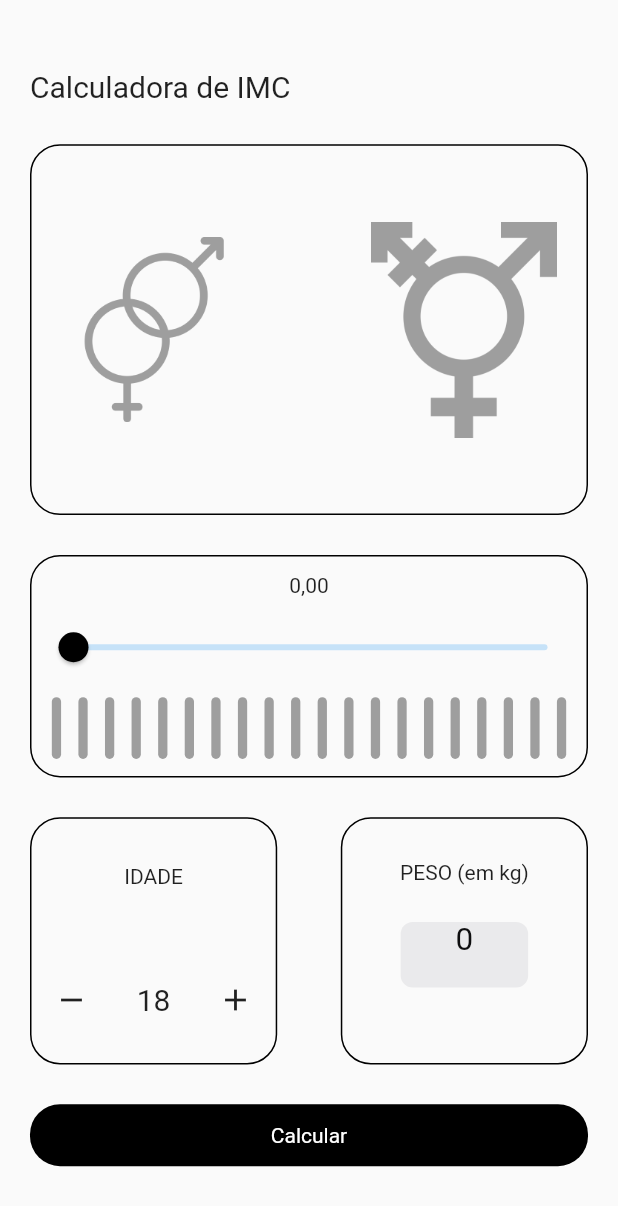
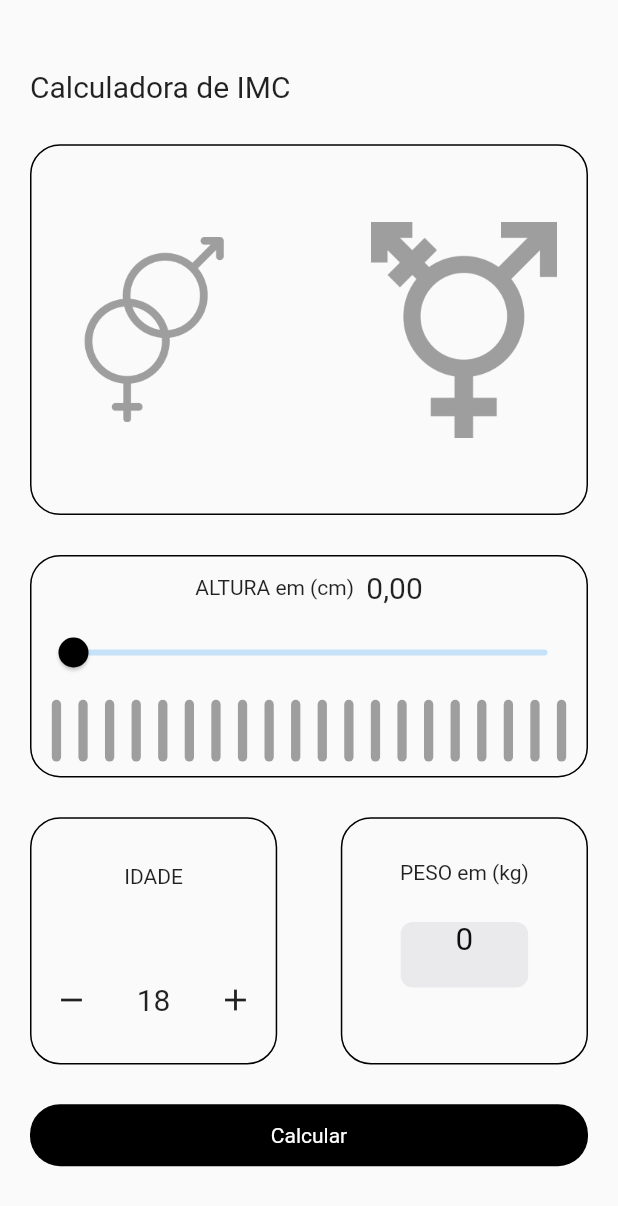
Before and after one commit to fagnerdossantos/bmi, a Flutter app: the screen it shows after launch, on a phone screen of 412 x 824 dp. Shown: the top 1206 px of the screen. Run offline on Flutter 3.47's test engine with Material 2 defaults, Android fonts, the light colour scheme and no system bars.

Commit message:
Ready to use

```diff
--- a/lib/app_widget.dart
+++ b/lib/app_widget.dart
@@ -6,7 +6,7 @@ import 'package:bmi/src/logic/controllers/bmi_controller.dart';
 import 'package:bmi/src/logic/controllers/values_controller.dart';
 import 'package:bmi/src/logic/models/bmi_model.dart';
 
-import 'src/presentation/pages/home_page.dart';
+import 'src/presentation/pages/home_page_mobile.dart';
 
 class AppWidget extends StatelessWidget {
   const AppWidget({super.key});
@@ -30,7 +30,9 @@ class AppWidget extends StatelessWidget {
       ],
       child: const MaterialApp(
         debugShowCheckedModeBanner: false,
-        home: HomePage(),
+
+        // Layout Builder
+        home: HomePageMobile(),
       ),
     );
   }
--- a/lib/src/presentation/components/age/age_box.dart
+++ b/lib/src/presentation/components/age/age_box.dart
@@ -2,6 +2,7 @@ import 'package:flutter/material.dart';
 
 import 'package:bmi/src/presentation/components/age/age_button.dart';
 import 'package:bmi/src/presentation/components/age/age_text.dart';
+import 'package:bmi/utils/consts.dart';
 
 class AgeBox extends StatelessWidget {
   final Size size;
@@ -26,13 +27,11 @@ class AgeBox extends StatelessWidget {
         decoration: BoxDecoration(
           // Shape
           border: Border.all(
-            color: Colors.black,
+            color: black,
             width: 1,
           ),
 
-          borderRadius: BorderRadius.circular(
-            20,
-          ),
+          borderRadius: radiusTwenty
         ),
 
         child: Column(
--- a/lib/src/presentation/components/button/calculate_button.dart
+++ b/lib/src/presentation/components/button/calculate_button.dart
@@ -6,6 +6,7 @@ import 'package:bmi/src/logic/controllers/bmi_controller.dart';
 import 'package:bmi/src/logic/controllers/values_controller.dart';
 import 'package:bmi/src/logic/models/people_model.dart';
 import 'package:bmi/src/presentation/components/modelBotomSheet/model_bottom_sheet.dart';
+import 'package:bmi/utils/consts.dart';
 
 class CalulateButton extends StatelessWidget {
   final Size size;
@@ -47,16 +48,18 @@ class CalulateButton extends StatelessWidget {
           // Styling
           decoration: BoxDecoration(
             // Color
-            color: Colors.black,
+            color: black,
 
             // Shape
-            borderRadius: BorderRadius.circular(20),
+            borderRadius: radiusTwenty,
           ),
 
           child: const Center(
             child: Text(
               "Calcular",
-              style: TextStyle(color: Colors.white),
+              style: TextStyle(
+                color: white,
+              ),
             ),
           ),
         ),
--- a/lib/src/presentation/components/image/show_image.dart
+++ b/lib/src/presentation/components/image/show_image.dart
@@ -1,4 +1,6 @@
 import 'package:flutter/material.dart';
+
+import 'package:bmi/utils/consts.dart';
 
 class ShowImage extends StatelessWidget {
   final Size size;
@@ -20,16 +22,16 @@ class ShowImage extends StatelessWidget {
       width: width,
 
       // Padding
-      padding: const EdgeInsets.all(20),
+      padding: paddingTwenty,
 
       // Styling
       decoration: BoxDecoration(
         // Border
         border: Border.all(
-          color: Colors.black,
+          color: black,
           width: 1,
         ),
-        borderRadius: BorderRadius.circular(20),
+        borderRadius: radiusTwenty,
       ),
 
       child: Row(
@@ -43,7 +45,7 @@ class ShowImage extends StatelessWidget {
               ),
               height: height * .2,
               width: width * .3,
-              color: Colors.grey,
+              color: grey,
             ),
         ],
       ),
--- a/lib/src/presentation/components/modelBotomSheet/model_bottom_sheet.dart
+++ b/lib/src/presentation/components/modelBotomSheet/model_bottom_sheet.dart
@@ -1,6 +1,7 @@
 import 'package:flutter/material.dart';
 
 import 'package:bmi/src/logic/models/people_model.dart';
+import 'package:bmi/utils/consts.dart';
 
 modelBottomSheet(BuildContext context, Size size, PeopleModel model) {
   List<String> modelData = [
@@ -46,10 +47,10 @@ modelBottomSheet(BuildContext context, Size size, PeopleModel model) {
               // Styling
               decoration: BoxDecoration(
                 // Color
-                color: Colors.black,
+                color: black,
 
                 // Shape
-                borderRadius: BorderRadius.circular(20),
+                borderRadius: radiusTwenty,
               ),
               child: GestureDetector(
                 // Action
@@ -60,7 +61,7 @@ modelBottomSheet(BuildContext context, Size size, PeopleModel model) {
                   child: Text(
                     "FECHAR",
                     style: TextStyle(
-                      color: Colors.white,
+                      color: white,
                     ),
                   ),
                 ),
--- a/lib/src/presentation/components/slider/bar_row.dart
+++ b/lib/src/presentation/components/slider/bar_row.dart
@@ -1,4 +1,6 @@
 import 'package:flutter/material.dart';
+
+import 'package:bmi/utils/consts.dart';
 
 class BarRow extends StatelessWidget {
   final Size size;
@@ -23,10 +25,10 @@ class BarRow extends StatelessWidget {
               // Styling
               decoration: BoxDecoration(
                 // Color
-                color: Colors.grey,
+                color: grey,
 
                 // Shape
-                borderRadius: BorderRadius.circular(20),
+                borderRadius: radiusTwenty,
               ),
             ),
           ),
--- a/lib/src/presentation/components/slider/height_slider.dart
+++ b/lib/src/presentation/components/slider/height_slider.dart
@@ -3,6 +3,7 @@ import 'package:flutter/material.dart';
 import 'package:provider/provider.dart';
 
 import 'package:bmi/src/logic/controllers/values_controller.dart';
+import 'package:bmi/utils/consts.dart';
 
 class HeightSlider extends StatelessWidget {
   const HeightSlider({super.key});
@@ -17,7 +18,7 @@ class HeightSlider extends StatelessWidget {
       min: 0,
       max: 3,
       divisions: 300,
-      activeColor: Colors.black,
+      activeColor: black,
       onChanged: (value) {
         controller.newHeight(value);
       },
--- a/lib/src/presentation/components/slider/height_slider_box.dart
+++ b/lib/src/presentation/components/slider/height_slider_box.dart
@@ -3,6 +3,7 @@ import 'package:flutter/material.dart';
 import 'package:bmi/src/presentation/components/slider/bar_row.dart';
 import 'package:bmi/src/presentation/components/slider/height_slider.dart';
 import 'package:bmi/src/presentation/components/slider/height_text.dart';
+import 'package:bmi/utils/consts.dart';
 
 class HeightSliderBox extends StatelessWidget {
   final Size size;
@@ -27,10 +28,10 @@ class HeightSliderBox extends StatelessWidget {
       decoration: BoxDecoration(
         // Border
         border: Border.all(
-          color: Colors.black,
+          color: black,
           width: 1,
         ),
-        borderRadius: BorderRadius.circular(20),
+        borderRadius: radiusTwenty,
       ),
 
       child: Column(
@@ -38,8 +39,22 @@ class HeightSliderBox extends StatelessWidget {
         mainAxisAlignment: MainAxisAlignment.spaceEvenly,
 
         children: [
-          // Show hight
-          const HeightText(),
+          Row(
+            // Alignment
+
+            mainAxisAlignment: MainAxisAlignment.center,
+            children: [
+              // Label
+              const Text("ALTURA em (cm)"),
+
+              SizedBox(
+                width: width * 0.02,
+              ),
+
+              // Show hight
+              const HeightText(),
+            ],
+          ),
 
           // Slider
           const HeightSlider(),
--- a/lib/src/presentation/components/slider/height_text.dart
+++ b/lib/src/presentation/components/slider/height_text.dart
@@ -14,6 +14,9 @@ class HeightText extends StatelessWidget {
 
     return Text(
       controller.height.toStringAsPrecision(3).replaceAll(".", ","),
+      style: const TextStyle(
+        fontSize: 20,
+      ),
     );
   }
 }
--- a/lib/src/presentation/components/weight/weight_box.dart
+++ b/lib/src/presentation/components/weight/weight_box.dart
@@ -1,6 +1,7 @@
 import 'package:flutter/material.dart';
 
 import 'package:bmi/src/presentation/components/weight/weight_picker.dart';
+import 'package:bmi/utils/consts.dart';
 
 class WeightBox extends StatelessWidget {
   final Size size;
@@ -24,16 +25,12 @@ class WeightBox extends StatelessWidget {
       child: DecoratedBox(
         // Styling
         decoration: BoxDecoration(
-          // Shape
-          border: Border.all(
-            color: Colors.black,
-            width: 1,
-          ),
-
-          borderRadius: BorderRadius.circular(
-            20,
-          ),
-        ),
+            // Shape
+            border: Border.all(
+              color: black,
+              width: 1,
+            ),
+            borderRadius: radiusTwenty),
 
         child: Column(
           // Alignment
@@ -41,7 +38,7 @@ class WeightBox extends StatelessWidget {
 
           children: [
             // Label
-            const Text("PESO (em kg)"),
+            const Text("PESO em (kg)"),
 
             // Give Some Space
             SizedBox(
--- a/lib/src/presentation/pages/home_page.dart
+++ b/lib/src/presentation/pages/home_page_mobile.dart
@@ -5,9 +5,10 @@ import 'package:bmi/src/presentation/components/button/calculate_button.dart';
 import 'package:bmi/src/presentation/components/image/show_image.dart';
 import 'package:bmi/src/presentation/components/slider/height_slider_box.dart';
 import 'package:bmi/src/presentation/components/weight/weight_box.dart';
+import 'package:bmi/utils/consts.dart';
 
-class HomePage extends StatelessWidget {
-  const HomePage({super.key});
+class HomePageMobile extends StatelessWidget {
+  const HomePageMobile({super.key});
 
   @override
   Widget build(BuildContext context) {
@@ -25,7 +26,7 @@ class HomePage extends StatelessWidget {
 
         child: Padding(
           // Home Padding
-          padding: const EdgeInsets.all(20.0),
+          padding: paddingTwenty,
 
           child: Column(
             // Alignment
--- /dev/null
+++ b/lib/utils/consts.dart
@@ -0,0 +1,13 @@
+import 'package:flutter/material.dart';
+
+
+// COLORS
+const Color white = Color.fromRGBO(255, 255, 255, 1);
+const Color black = Color.fromRGBO(0, 0, 0, 1);
+const Color grey = Color.fromRGBO(158, 158, 158, 1);
+
+// RADIUS
+final BorderRadius radiusTwenty = BorderRadius.circular(20);
+
+// Padding
+const EdgeInsets paddingTwenty = EdgeInsets.all(20);
```
